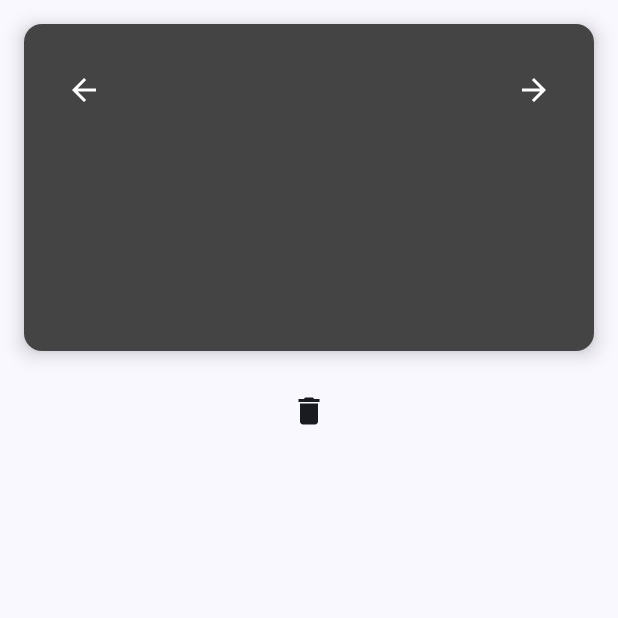
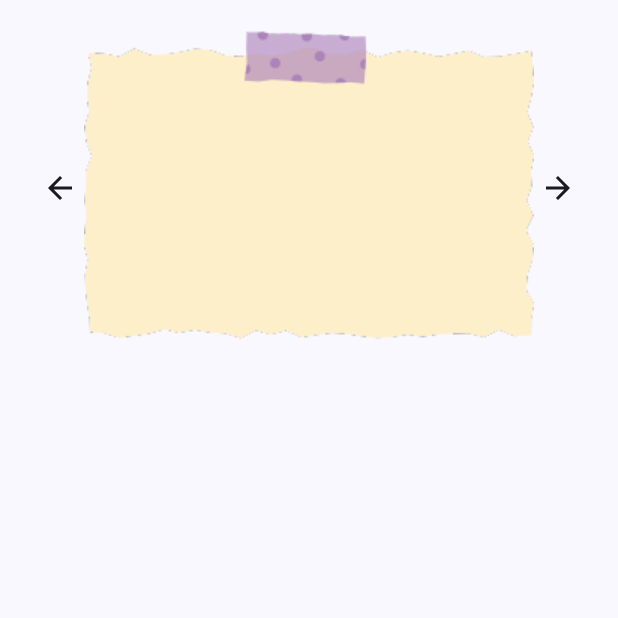
Before and after one commit to jocims/Flashcards, an Android app built with Jetpack Compose: the composable Flashcard called with empty values, on a phone screen of 412 x 824 dp, the top half of it. Run offline under Robolectric (Android 15) with nearby library versions, the phone set to English and light mode, and no system bars.

Commit message:
Finished app

```diff
--- a/app/src/main/java/com/griffith/studybuddyflashcards/StudyScreen.kt
+++ b/app/src/main/java/com/griffith/studybuddyflashcards/StudyScreen.kt
@@ -17,7 +17,9 @@ import androidx.compose.foundation.layout.fillMaxWidth
 import androidx.compose.foundation.layout.height
 import androidx.compose.foundation.layout.navigationBarsPadding
 import androidx.compose.foundation.layout.padding
+import androidx.compose.foundation.layout.size
 import androidx.compose.foundation.layout.statusBarsPadding
+import androidx.compose.foundation.layout.width
 import androidx.compose.foundation.lazy.LazyColumn
 import androidx.compose.material.icons.Icons
 import androidx.compose.material.icons.filled.Add
@@ -33,6 +35,7 @@ import androidx.compose.material3.ExperimentalMaterial3Api
 import androidx.compose.material3.FloatingActionButton
 import androidx.compose.material3.Icon
 import androidx.compose.material3.IconButton
+import androidx.compose.material3.MaterialTheme
 import androidx.compose.material3.Scaffold
 import androidx.compose.material3.Text
 import androidx.compose.material3.TopAppBar
@@ -46,9 +49,12 @@ import androidx.compose.ui.unit.dp
 import androidx.compose.runtime.remember
 import androidx.compose.runtime.setValue
 import androidx.compose.ui.Alignment
+import androidx.compose.ui.draw.clip
 import androidx.compose.ui.graphics.Color
+import androidx.compose.ui.layout.ContentScale
 import androidx.compose.ui.platform.LocalContext
 import androidx.compose.ui.res.painterResource
+import androidx.compose.ui.text.font.FontStyle
 import androidx.compose.ui.text.style.TextAlign
 import androidx.compose.ui.tooling.preview.Preview
 import androidx.compose.ui.unit.sp
@@ -167,7 +173,8 @@ fun StudyScreen(
                     if (subjectDetails != null) {
                         Text(
                             "${subjectDetails.subjectName} Flashcards",
-                            fontSize = 25.sp
+                            fontSize = 25.sp,
+                            fontStyle = FontStyle(1),
                         )
                     }
                 }
@@ -176,7 +183,7 @@ fun StudyScreen(
                     Row(
                         modifier = Modifier
                             .fillMaxWidth()
-                            .padding(16.dp),
+                            .padding(12.dp),
                         horizontalArrangement = Arrangement.SpaceBetween
                     ) {
                         if (state.flashcards.isNotEmpty()) {
@@ -208,52 +215,36 @@ fun StudyScreen(
                         }
                     }
                 }
-
                 item {
-                    Text(
-                        text = "Test your knowledge!",
-                        modifier = Modifier
-                            .fillMaxWidth(),
-                        textAlign = TextAlign.Center,
-                        fontSize = 25.sp
-                    )
-                }
-
-                item {
-                    Card(
+                    Box(
                         modifier = Modifier
                             .fillMaxWidth(0.6f)
                             .fillMaxHeight(0.6f)
-                            .height(IntrinsicSize.Max),
-                        colors = CardDefaults.cardColors(
-                            containerColor = Color.LightGray,
-                            contentColor = Color.DarkGray
-                        ),
-                        elevation = CardDefaults.cardElevation(defaultElevation = 8.dp)
-                    ) {
-                        Box(
-                            modifier = Modifier
-                                .fillMaxSize()
+                            .height(IntrinsicSize.Max)
                             .clickable {
-
-//                                showToast(context, "Clicked on Quiz")
-
                                 if (flashcardList.size < 2) {
                                     showToast(context, "Not enough flashcards to start quiz")
                                     return@clickable
                                 }
-
                                 navController.navigate("quiz_screen/${subjectId}")
                             },
-                            contentAlignment = Alignment.Center
+                        contentAlignment = Alignment.Center // Center the content within the Box
                     ) {
+                        Image(
+                            painter = painterResource(id = R.drawable.subject),
+                            contentDescription = null,
+                            modifier = Modifier
+                                .fillMaxSize()
+                                .size(200.dp)
+                                .clip(MaterialTheme.shapes.medium)
+                        )
                         Text(
                             text = "Quiz",
                             modifier = Modifier
-                                    .fillMaxWidth()
                                 .padding(16.dp),
                             fontSize = 40.sp,
-                                textAlign = TextAlign.Center
+                            textAlign = TextAlign.Center,
+                            color = Color.DarkGray // Set text color to white
                         )
                     }
                 }
@@ -261,8 +252,6 @@ fun StudyScreen(
         }
     }
 }
-}
-
 
 @Composable
 fun Flashcard(
@@ -279,78 +268,81 @@ fun Flashcard(
 ) {
     var isFrontVisible by remember { mutableStateOf(true) }
 
-    Column {
+    // Use LaunchedEffect to automatically stop audio when currentFlashcardIndex changes
+    LaunchedEffect(currentFlashcardIndex) {
+        onStopAudio()
+    }
 
-        Card(
+    Column(
         modifier = modifier
             .fillMaxWidth()
-                .height(250.dp)
-                .padding(16.dp),
-            colors = CardDefaults.cardColors(
-                containerColor = if (isFrontVisible) Color.DarkGray else Color.Gray,
-                contentColor = if (isFrontVisible) Color.White else Color.Black,
-            ),
-            elevation = CardDefaults.cardElevation(defaultElevation = 8.dp)
+            .height(250.dp),
+        horizontalAlignment = Alignment.CenterHorizontally
     ) {
-            Column(
+
+        Box(
             modifier = Modifier
                 .fillMaxSize()
                 .clickable { isFrontVisible = !isFrontVisible },
-                verticalArrangement = Arrangement.spacedBy(16.dp)
+            contentAlignment = Alignment.Center
         ) {
-                Row(
+            Image(
+                painter = painterResource(id = if (isFrontVisible) R.drawable.front else R.drawable.back),
+                contentDescription = null,
                 modifier = Modifier
-                        .fillMaxWidth()
-                        .padding(16.dp),
-                    verticalAlignment = Alignment.CenterVertically,
-                    horizontalArrangement = Arrangement.SpaceBetween
+                    .fillMaxSize()
+                    .size(230.dp)
+                    .clip(MaterialTheme.shapes.medium)
+            )
+
+            // Previous button
+            IconButton(
+                onClick = {
+                    onNavigateToPrevious()
+                },
+                modifier = Modifier
+                    .align(Alignment.CenterStart)
+                    .padding(start = 16.dp)
             ) {
-                    // Adjusting currentFlashcardIndex when it exceeds the bounds of the list
-                    val adjustedIndex = if (flashcards.isNotEmpty()) {
-                        currentFlashcardIndex.coerceIn(0, flashcards.size - 1)
-                    } else {
-                        0
-                    }
-
-                    val flashcard = flashcards.getOrNull(adjustedIndex)
-
-                    IconButton(onClick = {
-                        onNavigateToPrevious()
-                    }) {
                 Icon(
                     imageVector = Icons.Default.ArrowBack,
                     contentDescription = "Navigate to Previous Flashcard"
                 )
             }
 
-                    Text(
-                        text = if (isFrontVisible) flashcard?.front.orEmpty() else flashcard?.back.orEmpty(),
-                        fontSize = 20.sp,
-                        textAlign = TextAlign.Center,
+            // Next button
+            IconButton(
+                onClick = {
+                    onNavigateToNext()
+                },
                 modifier = Modifier
-                            .weight(1f)
-                            .padding(16.dp)
-                    )
-
-                    IconButton(onClick = {
-                        onNavigateToNext()
-                    }) {
+                    .align(Alignment.CenterEnd)
+                    .padding(end = 16.dp)
+            ) {
                 Icon(
                     imageVector = Icons.Default.ArrowForward,
                     contentDescription = "Navigate to Next Flashcard"
                 )
             }
-                }
+
+            Text(
+                text = if (isFrontVisible) flashcards.getOrNull(currentFlashcardIndex)?.front.orEmpty() else flashcards.getOrNull(currentFlashcardIndex)?.back.orEmpty(),
+                fontSize = 20.sp,
+                textAlign = TextAlign.Center,
+                modifier = Modifier
+                    .padding(16.dp),
+                color = Color.DarkGray
+            )
 
             Box(
                 modifier = Modifier
                     .fillMaxWidth()
-                        .height(IntrinsicSize.Max),
-                    contentAlignment = Alignment.Center
+                    .padding(top = 120.dp),
+                contentAlignment = Alignment.BottomCenter
             ) {
                 if (!isFrontVisible && audioFilePath != null) {
 
-                        //Button for playing/stopping audio
+                    // Button for playing/stopping audio
                     IconButton(onClick = {
                         if (state.isPlayingAudio) onStopAudio() else onPlayAudio(File(audioFilePath ?: ""))
                     }) {
@@ -363,30 +355,4 @@ fun Flashcard(
             }
         }
     }
-
-//        // Display this Text block when there are no flashcards
-//        if (flashcards.isEmpty()) {
-//            Text(
-//                text = "No flashcards found for this Subject. Click on the '+' sign and create one now!",
-//                modifier = Modifier
-//                    .fillMaxWidth(),
-//                textAlign = TextAlign.Center
-//            )
-//        }
-
-        Row(
-            modifier = Modifier
-                .fillMaxWidth(),
-            horizontalArrangement = Arrangement.Center
-        ) {
-            IconButton(onClick = {
-                onEvent(AppEvent.DeleteFlashcard(state.flashcards[currentFlashcardIndex]))
-            }) {
-                Icon(
-                    imageVector = Icons.Default.Delete,
-                    contentDescription = "Delete flashcard"
-                )
 }
-        }
-    }
-}
```
Also changed, not shown: app/src/main/java/com/griffith/studybuddyflashcards/MainScreen.kt (+40 -27 lines), app/src/main/java/com/griffith/studybuddyflashcards/QuizScreen.kt (+5 -5 lines). Lines whose indentation alone changed are shown as unchanged.
